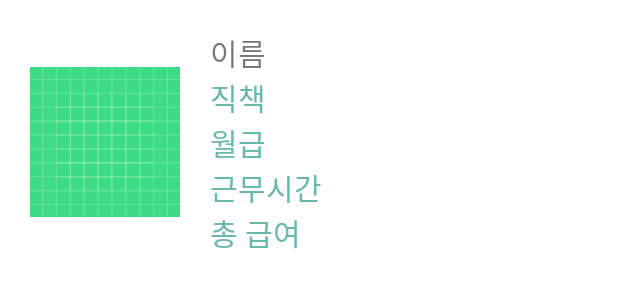
After one commit to SuhwanMylife/CafeManagerProject, an Android app: the layout activity_employeeclicked.xml on its own in the app's theme, with its tools: preview values and no code run, on a phone screen of 412 x 824 dp. The commit adds this screen. Shown: the top 300 px of the screen. Run offline under Robolectric (Android 15) with nearby library versions, the phone set to English and light mode, and no system bars.

Commit message:
급여 자세히 보기 화면 구성
사진, 이름, 직책, 시급, 근무시간, 총 급여 표시(현재 직책은 데이터베이스 상에 저장되어 있지 않음)
출퇴근 시간 나타내는부분은 고려해 봐야 할듯

```diff
--- a/salary/app/src/main/java/org/techtown/employee_salary/MainActivity.java
+++ b/salary/app/src/main/java/org/techtown/employee_salary/MainActivity.java
@@ -34,8 +34,6 @@ public class MainActivity extends AppCompatActivity {
         super.onCreate(savedInstanceState);
         setContentView(R.layout.activity_main);
         Button managementButton = (Button) findViewById(R.id.managementButton);
-
-
         class BackgroundTask extends AsyncTask<Void, Void, String>
         {
             String target;
--- /dev/null
+++ b/salary/app/src/main/res/layout/activity_employeeclicked.xml
@@ -0,0 +1,77 @@
+<?xml version="1.0" encoding="utf-8"?>
+<LinearLayout xmlns:android="http://schemas.android.com/apk/res/android"
+    xmlns:app="http://schemas.android.com/apk/res-auto"
+    xmlns:tools="http://schemas.android.com/tools"
+    android:layout_width="match_parent"
+    android:layout_height="match_parent"
+    tools:context=".EmployeeClicked">
+
+    <LinearLayout
+        android:layout_width="match_parent"
+        android:layout_height="wrap_content"
+        android:gravity="center_vertical"
+        android:layout_marginTop="20dp"
+        android:orientation="horizontal">
+
+
+        <ImageView
+            android:id="@+id/profile"
+            android:layout_width="100dp"
+            android:layout_height="100dp"
+            android:layout_gravity="center_vertical"
+            android:layout_marginLeft="20dp"
+            android:layout_marginRight="20dp"
+            android:src="@drawable/ic_launcher_background" />
+
+        <LinearLayout
+            android:layout_width="wrap_content"
+            android:layout_height="wrap_content"
+            android:gravity="center"
+            android:orientation="vertical">
+
+            <TextView
+                android:id="@+id/name"
+                android:layout_width="wrap_content"
+                android:layout_height="wrap_content"
+                android:layout_gravity="left|center"
+                android:text="이름"
+                android:textSize="20dp" />
+            <TextView
+                android:id="@+id/position"
+                android:layout_width="wrap_content"
+                android:layout_height="wrap_content"
+                android:layout_gravity="left|center"
+                android:text="직책"
+                android:textColor="#69b9ab"
+                android:textSize="20dp" />
+
+            <TextView
+                android:id="@+id/salary"
+                android:layout_width="wrap_content"
+                android:layout_height="wrap_content"
+                android:layout_gravity="left|center"
+                android:text="월급"
+                android:textColor="#69b9ab"
+                android:textSize="20dp" />
+            <TextView
+                android:id="@+id/hour"
+                android:layout_width="wrap_content"
+                android:layout_height="wrap_content"
+                android:layout_gravity="left|center"
+                android:text="근무시간"
+                android:textColor="#69b9ab"
+                android:textSize="20dp" />
+            <TextView
+                android:id="@+id/total_salary"
+                android:layout_width="wrap_content"
+                android:layout_height="wrap_content"
+                android:layout_gravity="left|center"
+                android:text="총 급여"
+                android:textColor="#69b9ab"
+                android:textSize="20dp" />
+        </LinearLayout>
+
+
+    </LinearLayout>
+
+</LinearLayout>
--- a/salary/app/src/main/res/layout/activity_main.xml
+++ b/salary/app/src/main/res/layout/activity_main.xml
@@ -15,5 +15,4 @@
         android:text="급여관리" />
 
 
-
 </LinearLayout>
```
Also changed, not shown: salary/app/src/main/AndroidManifest.xml (+6 -4 lines), salary/app/src/main/java/org/techtown/employee_salary/EmployeeClicked.java (added, +35 -0 lines), salary/app/src/main/java/org/techtown/employee_salary/managementActivity.java (+13 -1 lines).
